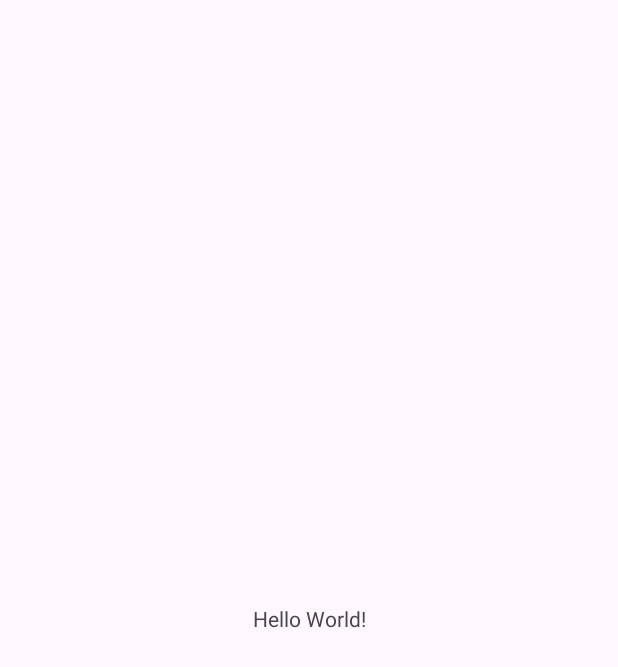
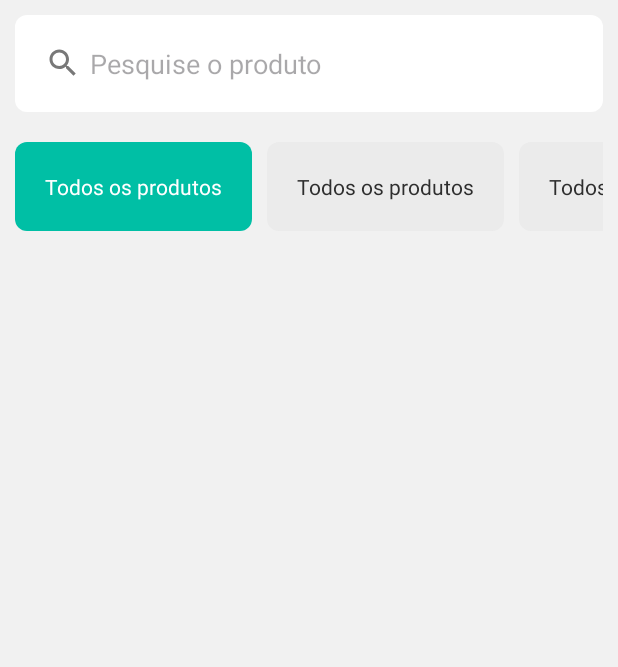
Before and after one commit to SavioSoares7/EcoTrac, an Android app: the screen it shows after launch (MainActivity), on a phone screen of 412 x 824 dp. Before the commit the part shown is almost empty. Shown: the top 667 px of the screen. Run offline under Robolectric (Android 15) with nearby library versions, the phone set to English and light mode, and no system bars; 3 statements that could not run were skipped.

Commit message:
Created header screen main

```diff
--- a/app/build.gradle.kts
+++ b/app/build.gradle.kts
@@ -33,6 +33,11 @@ android {
     kotlinOptions {
         jvmTarget = "1.8"
     }
+    buildFeatures {
+        dataBinding = true
+        viewBinding = true
+    }
+
 }
 
 dependencies {
--- a/app/src/main/java/com/example/ecotrac/MainActivity.kt
+++ b/app/src/main/java/com/example/ecotrac/MainActivity.kt
@@ -1,11 +1,18 @@
 package com.example.ecotrac
 
+import android.graphics.Color
 import androidx.appcompat.app.AppCompatActivity
 import android.os.Bundle
+import com.example.ecotrac.databinding.ActivityMainBinding
 
 class MainActivity : AppCompatActivity() {
     override fun onCreate(savedInstanceState: Bundle?) {
         super.onCreate(savedInstanceState)
         setContentView(R.layout.activity_main)
+
+        var binding : ActivityMainBinding = ActivityMainBinding.inflate(layoutInflater)
+
+        val inputSearch = binding.editSearch
+        inputSearch.setTextColor(Color.BLACK)
     }
 }
--- /dev/null
+++ b/app/src/main/res/drawable/edit_linear.xml
@@ -0,0 +1,14 @@
+<shape xmlns:android="http://schemas.android.com/apk/res/android"
+    android:shape="rectangle">
+
+    <!-- Cor de fundo -->
+    <solid android:color="#ebebeb" />
+
+    <!-- Cor da borda e espessura -->
+    <stroke
+        android:color="#ccc" />
+
+    <!-- Raio dos cantos -->
+    <corners android:radius="8dp" /> <!-- Ajuste este valor conforme necessário -->
+
+</shape>
--- /dev/null
+++ b/app/src/main/res/drawable/edit_linear_selected.xml
@@ -0,0 +1,14 @@
+<shape xmlns:android="http://schemas.android.com/apk/res/android"
+    android:shape="rectangle">
+
+    <!-- Cor de fundo -->
+    <solid android:color="#00BFA5" />
+
+    <!-- Cor da borda e espessura -->
+    <stroke
+        android:color="#000000" />
+
+    <!-- Raio dos cantos -->
+    <corners android:radius="8dp" /> <!-- Ajuste este valor conforme necessário -->
+
+</shape>
--- /dev/null
+++ b/app/src/main/res/drawable/edit_text_background.xml
@@ -0,0 +1,14 @@
+<shape xmlns:android="http://schemas.android.com/apk/res/android"
+    android:shape="rectangle">
+
+    <!-- Cor de fundo -->
+    <solid android:color="#fff" />
+
+    <!-- Cor da borda e espessura -->
+    <stroke
+        android:color="#000000" />
+
+    <!-- Raio dos cantos -->
+    <corners android:radius="8dp" /> <!-- Ajuste este valor conforme necessário -->
+
+</shape>
--- /dev/null
+++ b/app/src/main/res/drawable/icon_notification.xml
@@ -0,0 +1,5 @@
+<vector android:height="24dp" android:tint="#787878"
+    android:viewportHeight="24" android:viewportWidth="24"
+    android:width="24dp" xmlns:android="http://schemas.android.com/apk/res/android">
+    <path android:fillColor="@android:color/white" android:pathData="M12,22c1.1,0 2,-0.9 2,-2h-4c0,1.1 0.89,2 2,2zM18,16v-5c0,-3.07 -1.64,-5.64 -4.5,-6.32L13.5,4c0,-0.83 -0.67,-1.5 -1.5,-1.5s-1.5,0.67 -1.5,1.5v0.68C7.63,5.36 6,7.92 6,11v5l-2,2v1h16v-1l-2,-2z"/>
+</vector>
--- /dev/null
+++ b/app/src/main/res/drawable/search.xml
@@ -0,0 +1,5 @@
+<vector android:height="24sp" android:tint="#787878"
+    android:viewportHeight="24" android:viewportWidth="24"
+    android:width="24sp" xmlns:android="http://schemas.android.com/apk/res/android">
+    <path android:fillColor="@android:color/white" android:pathData="M15.5,14h-0.79l-0.28,-0.27C15.41,12.59 16,11.11 16,9.5 16,5.91 13.09,3 9.5,3S3,5.91 3,9.5 5.91,16 9.5,16c1.61,0 3.09,-0.59 4.23,-1.57l0.27,0.28v0.79l5,4.99L20.49,19l-4.99,-5zM9.5,14C7.01,14 5,11.99 5,9.5S7.01,5 9.5,5 14,7.01 14,9.5 11.99,14 9.5,14z"/>
+</vector>
--- a/app/src/main/res/layout/activity_main.xml
+++ b/app/src/main/res/layout/activity_main.xml
@@ -1,18 +1,125 @@
 <?xml version="1.0" encoding="utf-8"?>
-<androidx.constraintlayout.widget.ConstraintLayout xmlns:android="http://schemas.android.com/apk/res/android"
-    xmlns:app="http://schemas.android.com/apk/res-auto"
-    xmlns:tools="http://schemas.android.com/tools"
+<LinearLayout
+    android:layout_height="match_parent"
     android:layout_width="match_parent"
-    android:layout_height="match_parent"
-    tools:context=".MainActivity">
+    android:orientation="vertical"
+    xmlns:android="http://schemas.android.com/apk/res/android"
+    android:background="@color/white200"
+    android:padding="10sp">
 
-    <TextView
-        android:layout_width="wrap_content"
+    <LinearLayout
+        android:layout_width="match_parent"
         android:layout_height="wrap_content"
-        android:text="Hello World!"
-        app:layout_constraintBottom_toBottomOf="parent"
-        app:layout_constraintEnd_toEndOf="parent"
-        app:layout_constraintStart_toStartOf="parent"
-        app:layout_constraintTop_toTopOf="parent" />
+        android:orientation="horizontal">
+        <EditText
+            android:id="@+id/editSearch"
+            android:layout_width="match_parent"
+            android:layout_height="wrap_content"
+            android:background="@drawable/edit_text_background"
+            android:drawableLeft="@drawable/search"
+            android:drawablePadding="6sp"
+            android:hint="Pesquise o produto"
+            android:padding="20sp"
+            android:textColor="@color/dark"
+ />
 
-</androidx.constraintlayout.widget.ConstraintLayout>
+    </LinearLayout>
+
+    <LinearLayout
+        android:layout_width="match_parent"
+        android:layout_height="wrap_content"
+        android:orientation="horizontal">
+
+        <HorizontalScrollView
+            android:layout_width="match_parent"
+            android:layout_height="wrap_content">
+
+            <LinearLayout
+                android:layout_width="wrap_content"
+                android:layout_height="wrap_content"
+                android:orientation="horizontal">
+
+                <LinearLayout
+                    android:layout_width="match_parent"
+                    android:layout_height="match_parent"
+                    android:orientation="horizontal"
+                    android:layout_marginTop="20sp"
+                    android:background="@drawable/edit_linear_selected"
+                    android:layout_marginRight="10sp"
+                    android:padding="20sp">
+                    <TextView
+                        android:layout_width="wrap_content"
+                        android:layout_height="wrap_content"
+                        android:text="Todos os produtos"
+                        android:textColor="#fff"
+                        />
+                </LinearLayout>
+                <LinearLayout
+                    android:layout_width="match_parent"
+                    android:layout_height="match_parent"
+                    android:orientation="horizontal"
+                    android:layout_marginTop="20sp"
+                    android:background="@drawable/edit_linear"
+                    android:layout_marginRight="10sp"
+                    android:padding="20sp">
+
+                    <TextView
+                        android:layout_width="wrap_content"
+                        android:layout_height="wrap_content"
+                        android:text="Todos os produtos"
+                        android:textColor="@color/dark"/>
+                </LinearLayout>
+                <LinearLayout
+                    android:layout_width="match_parent"
+                    android:layout_height="match_parent"
+                    android:orientation="horizontal"
+                    android:layout_marginTop="20sp"
+                    android:background="@drawable/edit_linear"
+                    android:layout_marginRight="10sp"
+                    android:padding="20sp">
+
+                    <TextView
+                        android:layout_width="wrap_content"
+                        android:layout_height="wrap_content"
+                        android:text="Todos os produtos"
+                        android:textColor="@color/dark"/>
+                </LinearLayout>
+                <LinearLayout
+                    android:layout_width="match_parent"
+                    android:layout_height="match_parent"
+                    android:orientation="horizontal"
+                    android:layout_marginTop="20sp"
+                    android:background="@drawable/edit_linear"
+                    android:layout_marginRight="10sp"
+                    android:padding="20sp">
+
+                    <TextView
+                        android:layout_width="wrap_content"
+                        android:layout_height="wrap_content"
+                        android:text="Todos os produtos"
+                        android:textColor="@color/dark"/>
+                </LinearLayout>
+                <LinearLayout
+                    android:layout_width="match_parent"
+                    android:layout_height="match_parent"
+                    android:orientation="horizontal"
+                    android:layout_marginTop="20sp"
+                    android:background="@drawable/edit_linear"
+                    android:layout_marginRight="10sp"
+                    android:padding="20sp">
+
+                    <TextView
+                        android:layout_width="wrap_content"
+                        android:layout_height="wrap_content"
+                        android:text="Todos os produtos"
+                        android:textColor="@color/dark"/>
+                </LinearLayout>
+
+
+            </LinearLayout>
+
+        </HorizontalScrollView>
+
+    </LinearLayout>
+
+</LinearLayout>
--- a/app/src/main/res/values/colors.xml
+++ b/app/src/main/res/values/colors.xml
@@ -5,4 +5,9 @@
     <color name="mintGreen">#00BFA5</color>
     <color name="greenWater">#00897B</color>
     <color name="white">#fff</color>
+    <color name="white200">#f1f1f1</color>
+    <color name="gray">#D3D3D3</color>
+    <color name="gray200">#c2c2c2</color>
+    <color name="dark">#2e2e2e</color>
+
 </resources>
```
